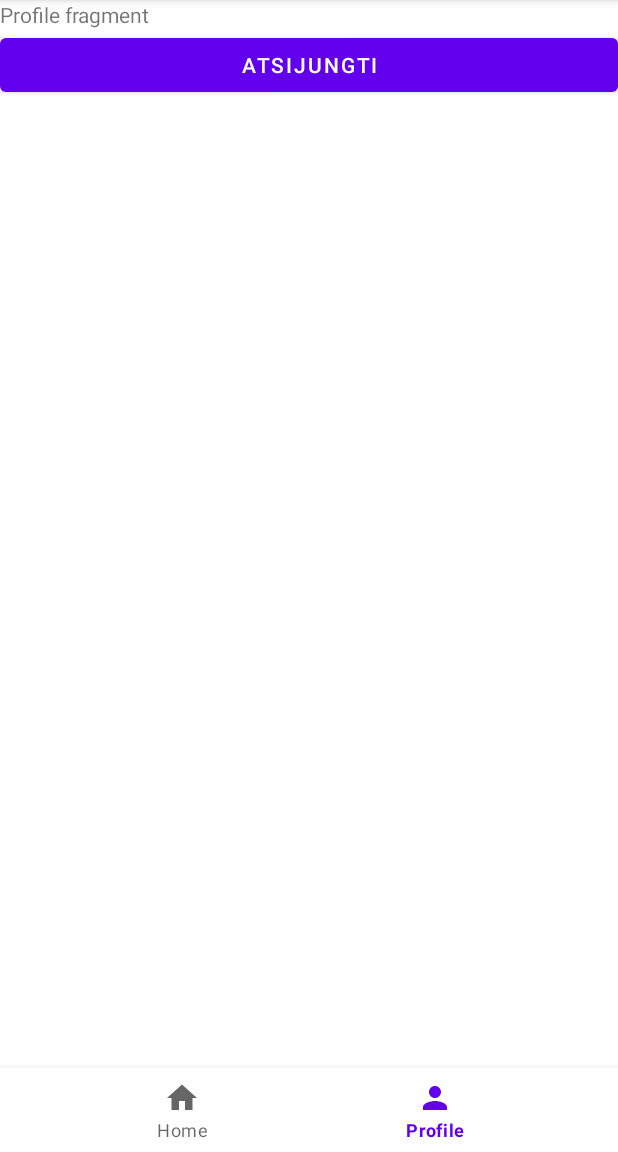
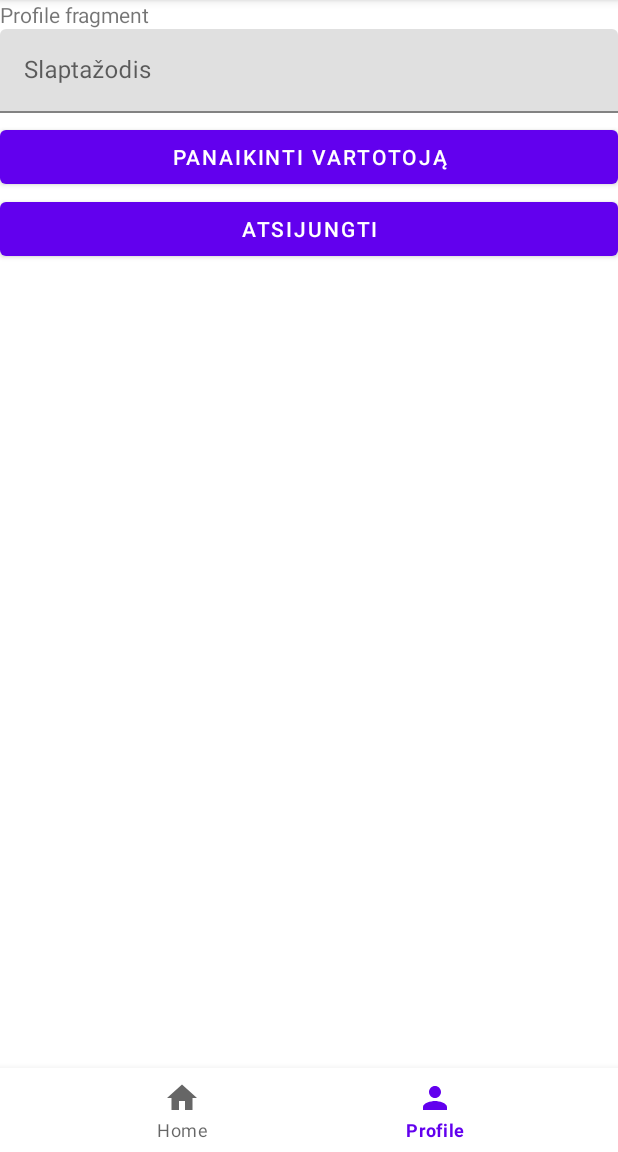
Before and after one commit to daumantasp/grokim_kartu, an Android app: the ProfileFragment screen opened through its navigation route, on a phone screen of 412 x 824 dp, the part 84-1236 px from its top. Run offline under Robolectric (Android 15) with nearby library versions, the phone set to English and light mode, and no system bars; our stand-ins replace Dagger/Hilt's generated code, Firebase (no records; nobody signed in at launch, a user with empty details on screens opened directly), data binding, navigation-ui; 3 statements that could not run were skipped.

Commit message:
Implement deleteUser functionality in ProfileFragment and ViewModel

```diff
--- a/app/src/main/java/com/dauma/grokimkartu/ui/profile/ProfileFragment.kt
+++ b/app/src/main/java/com/dauma/grokimkartu/ui/profile/ProfileFragment.kt
@@ -33,6 +33,14 @@ class ProfileFragment : Fragment() {
             this.findNavController().navigate(it as Int)
         })
 
+        profileViewModel.getProfileForm().getFormFields().observe(viewLifecycleOwner) {
+            profileViewModel.deleteUser(it[0])
+        }
+
+        profileViewModel.passwordError.observe(viewLifecycleOwner) {
+            binding.passwordTextInput.error = if (it != -1) requireContext().getString(it) else ""
+        }
+
         return view
     }
 
--- a/app/src/main/res/layout/fragment_profile.xml
+++ b/app/src/main/res/layout/fragment_profile.xml
@@ -15,11 +15,36 @@
         android:orientation="vertical"
         tools:context=".ui.profile.ProfileFragment">
 
-        <!-- TODO: Update blank fragment layout -->
         <TextView
             android:layout_width="match_parent"
             android:layout_height="wrap_content"
             android:text="@string/profile_fragment" />
+
+        <com.google.android.material.textfield.TextInputLayout
+            android:id="@+id/passwordTextInput"
+            android:layout_width="match_parent"
+            android:layout_height="wrap_content"
+            android:layout_marginBottom="5dp">
+
+            <com.google.android.material.textfield.TextInputEditText
+                android:id="@+id/passwordTextInputEditText"
+                android:layout_width="match_parent"
+                android:layout_height="match_parent"
+                android:text="@={model.profileForm.password}"
+                android:hint="@string/profile_delete_user_password"
+                android:singleLine="true"
+                android:maxLines="1"
+                android:lines="1"/>
+
+        </com.google.android.material.textfield.TextInputLayout>
+
+        <Button
+            android:id="@+id/deleteUserButton"
+            android:layout_width="match_parent"
+            android:layout_height="wrap_content"
+            android:text="@string/profile_delete_user_button"
+            android:enabled="@{model.profileForm.passwordValid}"
+            android:onClick="@{() -> model.profileForm.onClick()}"/>
 
         <Button
             android:id="@+id/logoutButton"
--- a/app/src/main/res/values/strings.xml
+++ b/app/src/main/res/values/strings.xml
@@ -21,6 +21,8 @@
     <string name="registration_email_password_too_weak_error">Nurodytas slaptažodis yra per silpnas</string>
     <string name="login_invalid_email_error">Toks vartotojas nerastas</string>
     <string name="login_invalid_password_error">Neteisingas slaptažodis</string>
+    <string name="profile_delete_user_button">Panaikinti vartotoją</string>
+    <string name="profile_delete_user_password">Slaptažodis</string>
     <string name="profile_logout">Atsijungti</string>
     <string name="registrationConfirm_registrationSuccessful">Jūs sėkmingai užsiregistravote. Į jūsų el. paštą buvo išsiųstas patvirtinimo laiškas.</string>
     <string name="registrationConfirm_okButton">Supratau</string>
```
Also changed, not shown: app/src/main/java/com/dauma/grokimkartu/viewmodels/profile/ProfileViewModelImpl.kt (+50 -1 lines).
